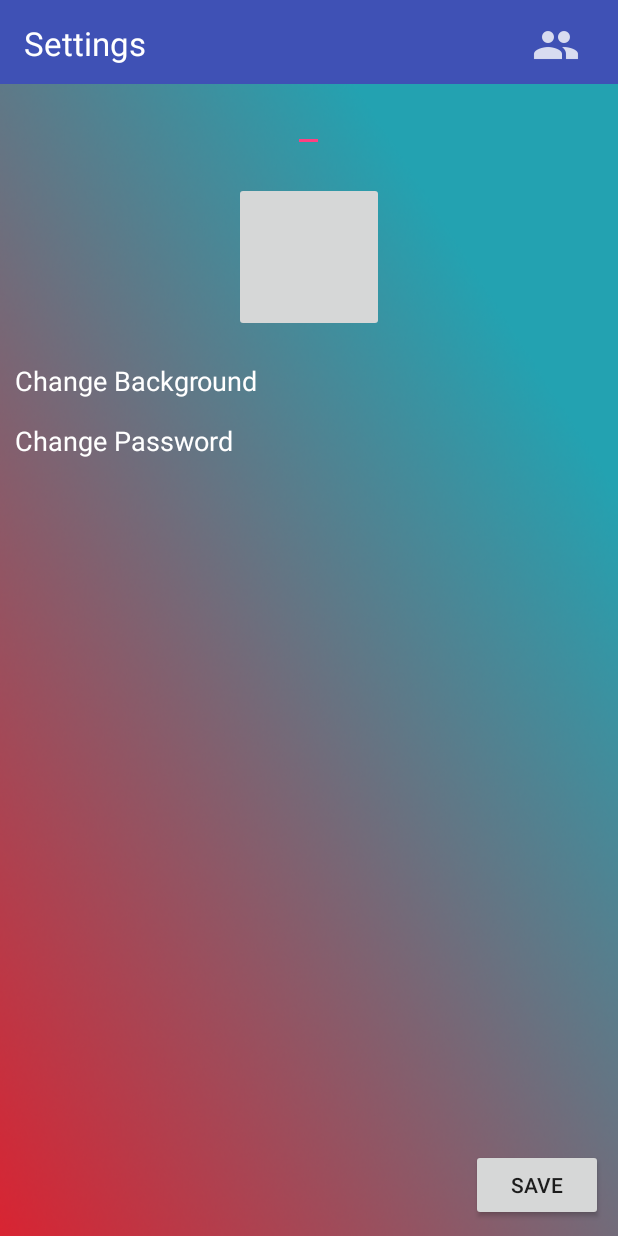
After one commit to joeconstan/BreakfastApp, an Android app: the Settings screen opened directly, with no data from a screen before it, on a phone screen of 412 x 824 dp. The commit adds this screen. Run offline under Robolectric (Android 15) with nearby library versions, the phone set to English and light mode, and no system bars; our stand-ins replace Firebase (no records; nobody signed in at launch, a user with empty details on screens opened directly).

Commit message:
user settings

```diff
--- a/app/src/main/AndroidManifest.xml
+++ b/app/src/main/AndroidManifest.xml
@@ -51,7 +51,9 @@
                 <action android:name="newmessage" />
             </intent-filter>
         </receiver>
+        <activity android:name=".Settings">
 
+        </activity>
     </application>
 
 </manifest>
--- /dev/null
+++ b/app/src/main/java/com/arealbreakfast/breakfastapp/Settings.java
@@ -0,0 +1,157 @@
+package com.arealbreakfast.breakfastapp;
+
+import android.app.Activity;
+import android.content.Intent;
+import android.graphics.Bitmap;
+import android.media.Image;
+import android.net.Uri;
+import android.os.Bundle;
+import android.provider.MediaStore;
+import android.support.annotation.Nullable;
+import android.support.v7.app.AppCompatActivity;
+import android.view.View;
+import android.widget.Button;
+import android.widget.EditText;
+import android.widget.ImageButton;
+
+import com.google.firebase.auth.FirebaseAuth;
+import com.google.firebase.database.ChildEventListener;
+import com.google.firebase.database.DataSnapshot;
+import com.google.firebase.database.DatabaseError;
+import com.google.firebase.database.DatabaseReference;
+import com.google.firebase.database.FirebaseDatabase;
+import com.google.firebase.database.Query;
+
+import java.io.FileNotFoundException;
+import java.io.IOException;
+
+
+public class Settings extends AppCompatActivity {
+    public static final int GET_FROM_GALLERY = 3;
+
+    private FirebaseAuth mAuth = FirebaseAuth.getInstance();
+    private DatabaseReference rootRef = FirebaseDatabase.getInstance().getReference();
+    private DatabaseReference userRef = rootRef.child("users");
+
+    //lets the user select a pciture from galery and sets it as the user's pic in db
+    @Override
+    protected void onActivityResult(int requestCode, int resultCode, Intent data) {
+        super.onActivityResult(requestCode, resultCode, data);
+
+        if (requestCode == GET_FROM_GALLERY && resultCode == Activity.RESULT_OK) {
+            Uri selectedImage = data.getData();
+            ImageButton ib = (ImageButton) findViewById(R.id.settingsImageButton); //make final?
+            try {
+                final Bitmap bm = MediaStore.Images.Media.getBitmap(this.getContentResolver(), selectedImage);
+                ib.setImageBitmap(bm);
+                Query q = userRef.orderByChild("uid").equalTo(mAuth.getCurrentUser().getUid());
+                q.addChildEventListener(new ChildEventListener() {
+                    @Override
+                    public void onChildAdded(DataSnapshot dataSnapshot, String s) { //todo: not working cuz async?
+                        if (dataSnapshot.exists()) {
+                            User user = dataSnapshot.getValue(User.class);
+                            user.setPicture(bm);
+                        }
+                    }
+
+                    @Override
+                    public void onChildChanged(DataSnapshot dataSnapshot, String s) {
+
+                    }
+
+                    @Override
+                    public void onChildRemoved(DataSnapshot dataSnapshot) {
+
+                    }
+
+                    @Override
+                    public void onChildMoved(DataSnapshot dataSnapshot, String s) {
+
+                    }
+
+                    @Override
+                    public void onCancelled(DatabaseError databaseError) {
+
+                    }
+                });
+            } catch (FileNotFoundException e) {
+                // TODO Auto-generated catch block
+                e.printStackTrace();
+            } catch (IOException e) {
+                // TODO Auto-generated catch block
+                e.printStackTrace();
+            }
+        }
+    }
+
+    @Override
+    protected void onCreate(@Nullable Bundle savedInstanceState) {
+        super.onCreate(savedInstanceState);
+        setContentView(R.layout.activity_settings);
+
+        EditText username = (EditText) findViewById(R.id.settingsName);
+        username.setText(mAuth.getCurrentUser().getDisplayName());
+        ImageButton imageButton = (ImageButton) findViewById(R.id.settingsImageButton);
+        imageButton.setOnClickListener(new View.OnClickListener() {
+            @Override
+            public void onClick(View v) {
+                startActivityForResult(new Intent(Intent.ACTION_PICK, android.provider.MediaStore.Images.Media.INTERNAL_CONTENT_URI), GET_FROM_GALLERY);
+            }
+        });
+
+
+        ImageButton friend_request = (ImageButton) findViewById(R.id.toolbar_friend_request_button);
+        friend_request.setOnClickListener(new View.OnClickListener() {
+            @Override
+            public void onClick(View v) {
+                Intent intent = new Intent(v.getContext(), FriendRequest.class);
+                startActivity(intent);
+            }
+        });
+
+        Button saveButton = (Button) findViewById(R.id.settingsSaveButton);
+        saveButton.setOnClickListener(new View.OnClickListener() {
+            @Override
+            public void onClick(View v) {
+                Intent intent = new Intent(v.getContext(), MainFragmentPager.class);
+                //todo: update changes - display name, name in realtime db, pro pic, etc.
+                startActivity(intent);
+            }
+        });
+
+        Query q = userRef.orderByChild("uid").equalTo(mAuth.getCurrentUser().getUid());
+        q.addChildEventListener(new ChildEventListener() {
+            @Override
+            public void onChildAdded(DataSnapshot dataSnapshot, String s) {
+                if (dataSnapshot.exists()) {
+                    User u = dataSnapshot.getValue(User.class);
+                    ImageButton settingsImageButton = (ImageButton) findViewById(R.id.settingsImageButton);
+                    settingsImageButton.setImageBitmap(u.getPicture());
+                }
+            }
+
+            @Override
+            public void onChildChanged(DataSnapshot dataSnapshot, String s) {
+
+            }
+
+            @Override
+            public void onChildRemoved(DataSnapshot dataSnapshot) {
+
+            }
+
+            @Override
+            public void onChildMoved(DataSnapshot dataSnapshot, String s) {
+
+            }
+
+            @Override
+            public void onCancelled(DatabaseError databaseError) {
+
+            }
+        });
+
+
+    }
+
+}
--- /dev/null
+++ b/app/src/main/res/layout/activity_settings.xml
@@ -0,0 +1,100 @@
+<?xml version="1.0" encoding="utf-8"?>
+<RelativeLayout xmlns:android="http://schemas.android.com/apk/res/android"
+    android:layout_width="match_parent"
+    android:layout_height="match_parent"
+    android:background="@drawable/backgroundrevised">
+
+    <android.support.v7.widget.Toolbar
+        android:id="@+id/custom_toolbar_settings"
+        android:layout_width="match_parent"
+        android:layout_height="?attr/actionBarSize"
+        android:background="@color/colorPrimary"
+        android:orientation="vertical"
+        android:theme="@style/ThemeOverlay.AppCompat.ActionBar"
+        >
+
+
+        <RelativeLayout
+            android:layout_width="match_parent"
+            android:layout_height="wrap_content">
+
+            <TextView
+                android:id="@+id/toolbartext"
+                android:layout_width="wrap_content"
+                android:layout_height="wrap_content"
+                android:layout_gravity="left"
+                android:text="Settings"
+                android:layout_marginTop="4dp"
+                android:textColor="#ffffff"
+                android:textSize="22sp" />
+
+            <ImageButton
+                android:id="@+id/toolbar_friend_request_button"
+                android:layout_width="wrap_content"
+                android:layout_height="wrap_content"
+                android:layout_alignParentEnd="true"
+                android:layout_marginRight="20sp"
+                android:background="@null"
+                android:paddingRight="5sp"
+                android:layout_marginTop="4dp"
+                android:src="@drawable/ic_friend_requests"
+                />
+
+        </RelativeLayout>
+
+    </android.support.v7.widget.Toolbar>
+
+
+    <EditText
+        android:id="@+id/settingsName"
+        android:layout_width="wrap_content"
+        android:layout_height="wrap_content"
+        android:layout_centerHorizontal="true"
+        android:text="name"
+        android:textColor="#FFFFFF"
+        android:layout_below="@+id/custom_toolbar_settings"
+        />
+
+    <ImageButton
+        android:id="@+id/settingsImageButton"
+        android:layout_width="100dp"
+        android:layout_height="100dp"
+        android:layout_below="@+id/settingsName"
+        android:layout_centerHorizontal="true"
+        android:layout_marginTop="20dp" />
+
+    <TextView
+        android:id="@+id/settingsChangeBackgroundtv"
+        android:layout_width="wrap_content"
+        android:text="Change Background"
+        android:textColor="#FFFFFF"
+        android:textSize="18sp"
+        android:layout_marginLeft="10dp"
+        android:layout_height="wrap_content"
+        android:layout_below="@+id/settingsImageButton"
+        android:layout_marginTop="20dp" />
+
+    <TextView
+        android:id="@+id/settingsChangePasswordtv"
+        android:layout_width="wrap_content"
+        android:text="Change Password"
+        android:textColor="#FFFFFF"
+        android:textSize="18sp"
+        android:layout_marginLeft="10dp"
+        android:layout_height="wrap_content"
+        android:layout_below="@+id/settingsChangeBackgroundtv"
+        android:layout_marginTop="15sp" />
+
+    <Button
+        android:layout_width="wrap_content"
+        android:layout_height="wrap_content"
+        android:text="Save"
+        android:layout_alignParentEnd="true"
+        android:layout_alignParentBottom="true"
+        android:layout_marginRight="10dp"
+        android:layout_marginBottom="10dp"
+        android:id="@+id/settingsSaveButton"
+        />
+
+
+</RelativeLayout>
--- a/app/src/main/res/values/strings.xml
+++ b/app/src/main/res/values/strings.xml
@@ -3,4 +3,5 @@
     <string name="title_activity_find_contacts">FindContacts</string>
     <string name="searchHint">Search by username</string>
     <string name="searchlabel">Hello</string>
+    <string name="type_a_message">type a message</string>
 </resources>
```
Also changed, not shown: app/src/main/java/com/arealbreakfast/breakfastapp/MainFragmentPager.java (+19 -0 lines), app/src/main/java/com/arealbreakfast/breakfastapp/User.java (+11 -1 lines), app/src/main/res/layout/activity_compose_message.xml (+29 -28 lines), app/src/main/res/layout/custom_toolbar.xml (+15 -3 lines), app/src/main/res/drawable-hdpi/ic_friend_requests.png (added), app/src/main/res/drawable-hdpi/ic_settings_button.png (added), app/src/main/res/drawable-mdpi/ic_friend_requests.png (added), app/src/main/res/drawable-mdpi/ic_settings_button.png (added), app/src/main/res/drawable-xhdpi/ic_friend_requests.png (added), app/src/main/res/drawable-xhdpi/ic_settings_button.png (added), app/src/main/res/drawable-xxhdpi/ic_friend_requests.png (added), app/src/main/res/drawable-xxhdpi/ic_settings_button.png (added).
